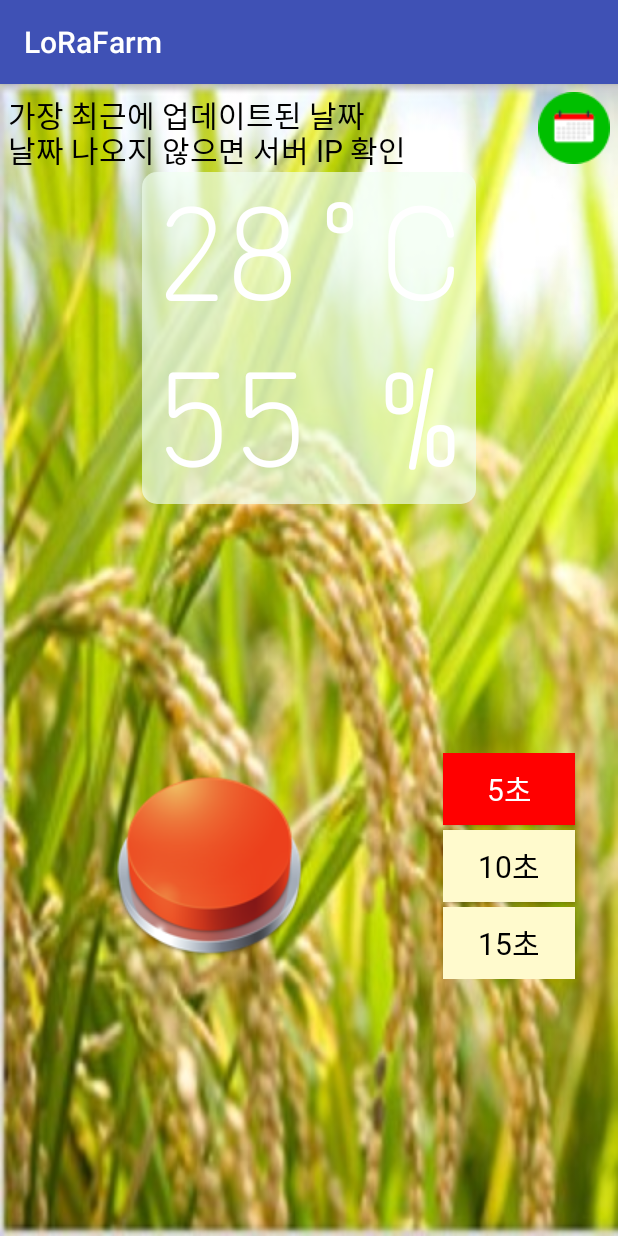
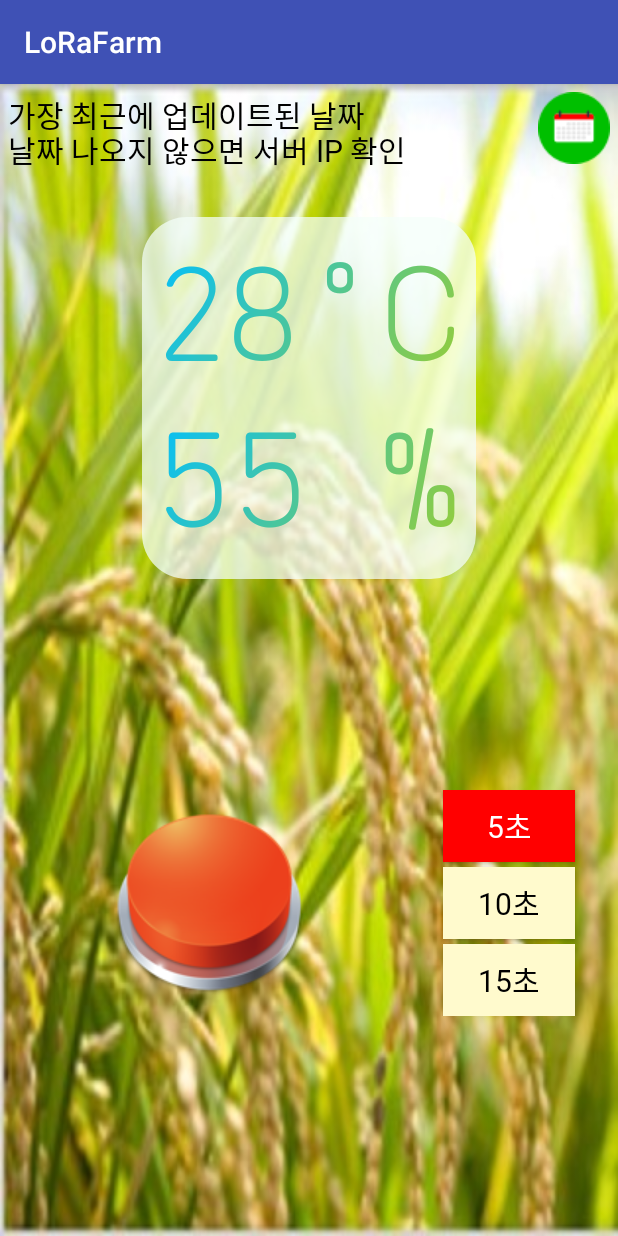
Before and after one commit to kimsugyeong/CPL-20182-Team3, an Android app: the screen it shows after launch (MainActivity), on a phone screen of 412 x 824 dp. Run offline under Robolectric (Android 15) with nearby library versions, the phone set to English and light mode, and no system bars; our stand-ins replace Volley; network calls fail; 1 statement that could not run was skipped.

Commit message:
UI 마지막 수정

```diff
--- /dev/null
+++ b/LoRaFarm/app/src/main/java/com/example/jolteon/lorafarm/GradientTextView.java
@@ -0,0 +1,45 @@
+package com.example.jolteon.lorafarm;
+
+
+import android.content.Context;
+import android.graphics.LinearGradient;
+import android.graphics.Shader;
+import android.support.v4.content.ContextCompat;
+import android.support.v7.widget.AppCompatTextView;
+import android.util.AttributeSet;
+
+public class GradientTextView extends AppCompatTextView {
+    public GradientTextView(Context context) {
+        super(context);
+    }
+
+    public GradientTextView(Context context, AttributeSet attrs) {
+        super(context, attrs);
+    }
+
+    public GradientTextView(Context context,
+                            AttributeSet attrs,
+                            int defStyleAttr) {
+        super(context, attrs, defStyleAttr);
+    }
+
+    @Override
+    protected void onLayout(boolean changed, int left, int top,
+                            int right, int bottom) {
+        super.onLayout(changed, left, top, right, bottom);
+
+        //Setting the gradient if layout is changed
+        if (changed) {
+            getPaint().setShader(new LinearGradient(0,
+                    0,
+                    getWidth(),
+                    getHeight(),
+                    ContextCompat.getColor(getContext(),
+                            R.color.startColor),
+                    ContextCompat.getColor(getContext(),
+                            R.color.endColor),
+                    Shader.TileMode.CLAMP));
+        }
+    }
+
+}
--- a/LoRaFarm/app/src/main/java/com/example/jolteon/lorafarm/MainActivity.java
+++ b/LoRaFarm/app/src/main/java/com/example/jolteon/lorafarm/MainActivity.java
@@ -28,7 +28,7 @@ import java.util.Map;
 public class MainActivity extends AppCompatActivity {
     private static final String TAG = MainActivity.class.getSimpleName();
 
-    static String serverIP="220.122.182.72";
+    static String serverIP="203.251.76.58";
     String operation="";
     LinearLayout buttonLayout;
     TextView mostRecent;
--- a/LoRaFarm/app/src/main/res/drawable/linear_round.xml
+++ b/LoRaFarm/app/src/main/res/drawable/linear_round.xml
@@ -1,6 +1,6 @@
 <?xml version="1.0" encoding="utf-8"?>
 <shape xmlns:android="http://schemas.android.com/apk/res/android">
-    <corners android:radius="10dip" />
+    <corners android:radius="30dip" />
     <padding
         android:bottom="0dip"
         android:left="0dip"
--- a/LoRaFarm/app/src/main/res/layout/activity_main.xml
+++ b/LoRaFarm/app/src/main/res/layout/activity_main.xml
@@ -12,6 +12,7 @@
     <RelativeLayout
         android:layout_width="match_parent"
         android:layout_height="wrap_content"
+        android:layout_marginBottom="30dp"
         >
 
         <TextView
@@ -57,12 +58,35 @@
         android:orientation="vertical"
         android:background="@drawable/linear_round"
         android:layout_gravity="center"
-        android:backgroundTint="#aaF0FFF0"
-        android:paddingLeft="10dp"
-        android:paddingRight="10dp"
+        android:padding="10dp"
+        android:gravity="center_vertical"
+        android:backgroundTint="#bbF5FFFA"
         >
 
+        <com.example.jolteon.lorafarm.GradientTextView
+            android:layout_width="wrap_content"
+            android:layout_height="wrap_content"
+            android:text="28˚C"
+            android:textColor="#ffffffff"
+            android:textSize="90sp"
+            android:layout_gravity="center_horizontal"
+            android:id="@+id/temp_text"
+            android:fontFamily="@font/text_me_one"
+            />
 
+        <com.example.jolteon.lorafarm.GradientTextView
+            android:layout_width="wrap_content"
+            android:layout_height="wrap_content"
+            android:text="55 %"
+            android:textColor="#ffffffff"
+            android:textSize="90sp"
+            android:layout_gravity="center_horizontal"
+            android:id="@+id/hum_text"
+            android:fontFamily="@font/text_me_one"
+
+            />
+
+<!--
         <TextView
             android:layout_width="wrap_content"
             android:layout_height="wrap_content"
@@ -84,7 +108,7 @@
             android:id="@+id/hum_text"
             android:fontFamily="@font/text_me_one"
             />
-
+!-->
 
 <!--
         <com.example.jolteon.lorafarm.CustomTextView
--- a/LoRaFarm/app/src/main/res/values/colors.xml
+++ b/LoRaFarm/app/src/main/res/values/colors.xml
@@ -6,4 +6,6 @@
     <drawable name="bg">#FFFACD</drawable>
     <drawable name="bg_select">#ffff0000</drawable>
     <drawable name="backgroundColor">#aaF0FFF0</drawable>
+    <color name="startColor">#00BFFF</color>
+    <color name="endColor">#9ACD32</color>
 </resources>
```
Also changed, not shown: LoRaFarm/app/src/main/res/layout/activity_calendar.xml (+11 -16 lines), LoRaFarm/app/src/main/res/drawable-v24/background1.jpg (deleted), LoRaFarm/app/src/main/res/drawable-v24/background2.jpg (deleted), LoRaFarm/app/src/main/res/drawable/background3.jpg (renamed from LoRaFarm/app/src/main/res/drawable-v24/background3.jpg), 1 other file.
